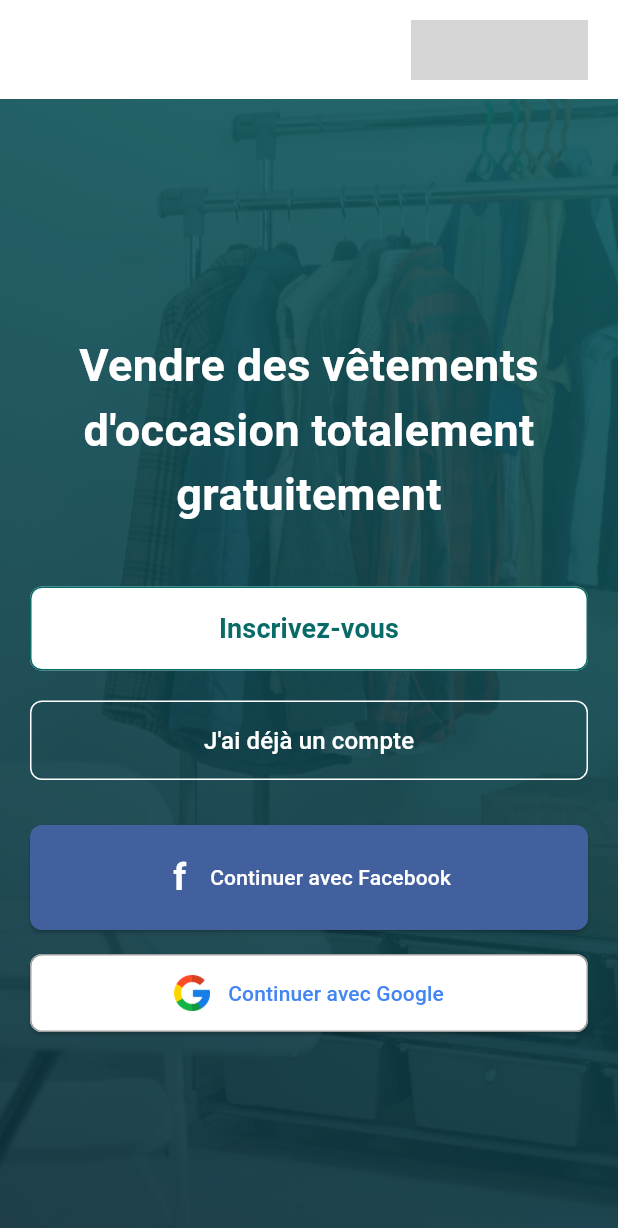
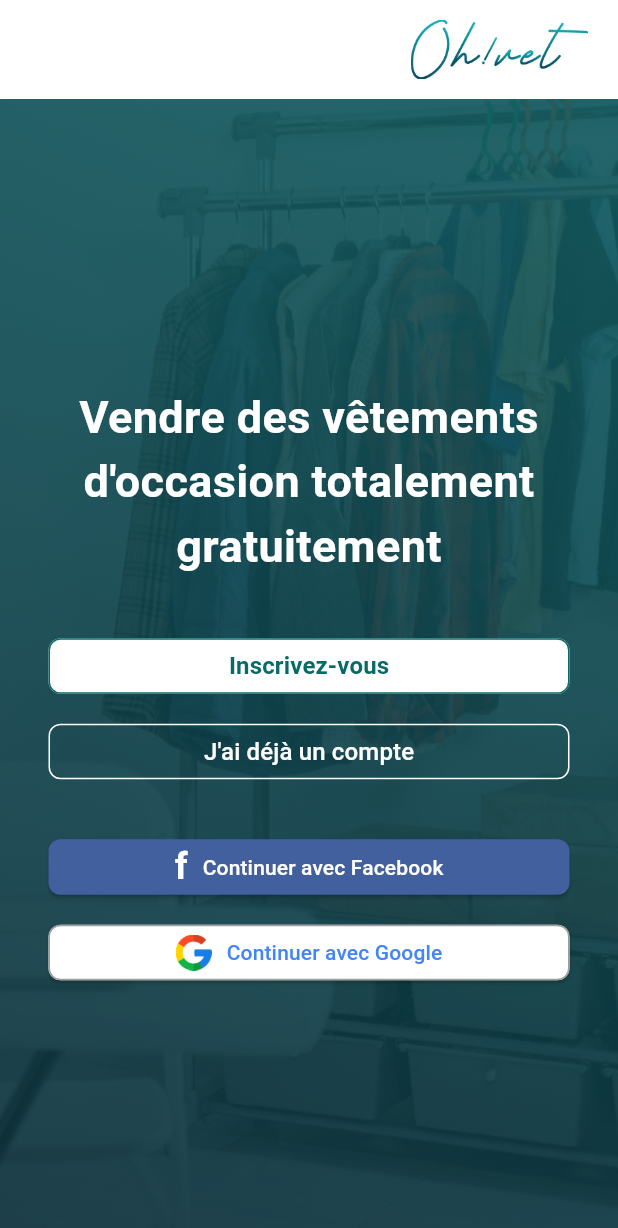
Before and after one commit to hibaettibary/oh_vet, a Flutter app: the InscriptionPage screen opened directly, on a phone screen of 412 x 824 dp. Shown: the top 1228 px of the screen. Run offline on Flutter 3.47's test engine with Material 3 defaults, Android fonts, the phone set to English and light mode, and no system bars; Roboto replaces fonts that are missing (Circular Std); grey boxes are pictures that could not be loaded.

Commit message:
Mise à jour de l'inscription, login et suppression des anciens fichiers

```diff
--- a/frontend/lib/Inscription.dart
+++ b/frontend/lib/Inscription.dart
@@ -1,5 +1,6 @@
 import 'package:flutter/material.dart';
-import 'Conditions.dart';
+import 'signup_page.dart';
+import 'login_page.dart';
 
 class InscriptionPage extends StatelessWidget {
   const InscriptionPage({super.key});
@@ -32,7 +33,7 @@ class InscriptionPage extends StatelessWidget {
                     Align(
                       alignment: Alignment.centerRight,
                       child: Image.asset(
-                        'assets/Title.png',
+                        'assets/logo.png',
                         width: 118.17,
                         height: 40,
                       ),
@@ -48,12 +49,14 @@ class InscriptionPage extends StatelessWidget {
                   padding: const EdgeInsets.all(20.0),
                   child: Column(
                     mainAxisAlignment: MainAxisAlignment.center,
-                    crossAxisAlignment: CrossAxisAlignment.stretch,
+                    crossAxisAlignment: CrossAxisAlignment.center,
                     children: [
                       const SizedBox(height: 20),
 
                       // Sous-titre
-                      const Text(
+                      const Padding(
+                        padding: EdgeInsets.symmetric(horizontal: 10),
+                        child: Text(
                           'Vendre des vêtements d\'occasion totalement gratuitement',
                           style: TextStyle(
                             color: Colors.white,
@@ -62,49 +65,55 @@ class InscriptionPage extends StatelessWidget {
                           ),
                           textAlign: TextAlign.center,
                         ),
+                      ),
                       const SizedBox(height: 40),
 
                       // Bouton d'inscription
-                      ElevatedButton(
+                      SizedBox(
+                        width: 347.32,
+                        height: 37.02,
+                        child: ElevatedButton(
                           onPressed: () {
                             Navigator.push(
                               context,
-                            MaterialPageRoute(builder: (context) => const ConditionsPage()),
+                              MaterialPageRoute(builder: (context) => const SignUpPage()),
                             );
                           },
                           style: ElevatedButton.styleFrom(
                             backgroundColor: Colors.white,
                             foregroundColor: const Color(0xFF096B68),
-                          padding: const EdgeInsets.symmetric(vertical: 15),
                             shape: RoundedRectangleBorder(
                               borderRadius: BorderRadius.circular(8),
-                            side: const BorderSide(
-                              color: Color(0xFF096B68),
-                              width: 1,
-                            ),
+                              side: const BorderSide(color: Color(0xFF096B68), width: 1),
                             ),
                             elevation: 0,
                           ),
                           child: const Text(
                             'Inscrivez-vous',
                             style: TextStyle(
-                            fontSize: 18,
+                              fontSize: 16,
                               fontWeight: FontWeight.bold,
+                            ),
                           ),
                         ),
                       ),
                       const SizedBox(height: 20),
 
                       // Bouton de connexion existante
-                      OutlinedButton(
+                      SizedBox(
+                        width: 347.32,
+                        height: 37.02,
+                        child: OutlinedButton(
                           onPressed: () {
-                          // TODO: Ajouter navigation vers la page de connexion
+                            Navigator.push(
+                              context,
+                              MaterialPageRoute(builder: (context) => const LoginPage()),
+                            );
                           },
                           style: OutlinedButton.styleFrom(
                             backgroundColor: Colors.transparent,
                             foregroundColor: Colors.white,
                             side: const BorderSide(color: Colors.white),
-                          padding: const EdgeInsets.symmetric(vertical: 15),
                             shape: RoundedRectangleBorder(
                               borderRadius: BorderRadius.circular(8),
                             ),
@@ -114,24 +123,27 @@ class InscriptionPage extends StatelessWidget {
                             style: TextStyle(fontSize: 16),
                           ),
                         ),
-                      const SizedBox(height: 30),
+                      ),
+                      const SizedBox(height: 40),
 
                       // Bouton Facebook
-                      ElevatedButton(
-                        onPressed: () {},
+                      SizedBox(
+                        width: 347.32,
+                        height: 37.02,
+                        child: ElevatedButton(
+                          onPressed: () {
+                            // Action Facebook à ajouter ici
+                          },
                           style: ElevatedButton.styleFrom(
                             backgroundColor: const Color(0xFF425F9E),
-                          padding: const EdgeInsets.symmetric(vertical: 14),
                             shape: RoundedRectangleBorder(
                               borderRadius: BorderRadius.circular(8),
                             ),
                           ),
                           child: Row(
                             mainAxisAlignment: MainAxisAlignment.center,
-                          children: [
-                            Container(
-                              padding: const EdgeInsets.all(4),
-                              child: const Text(
+                            children: const [
+                              Text(
                                 'f',
                                 style: TextStyle(
                                   color: Colors.white,
@@ -139,27 +151,32 @@ class InscriptionPage extends StatelessWidget {
                                   fontWeight: FontWeight.bold,
                                 ),
                               ),
-                            ),
-                            const SizedBox(width: 12),
-                            const Text(
+                              SizedBox(width: 10),
+                              Text(
                                 'Continuer avec Facebook',
                                 style: TextStyle(color: Colors.white),
                               ),
                             ],
                           ),
                         ),
-                      const SizedBox(height: 16),
+                      ),
+                      const SizedBox(height: 20),
 
                       // Bouton Google
-                      ElevatedButton(
-                        onPressed: () {},
+                      SizedBox(
+                        width: 347.32,
+                        height: 37.02,
+                        child: ElevatedButton(
+                          onPressed: () {
+                            // Action Google à ajouter ici
+                          },
                           style: ElevatedButton.styleFrom(
                             backgroundColor: Colors.white,
-                          padding: const EdgeInsets.symmetric(vertical: 14),
                             shape: RoundedRectangleBorder(
                               borderRadius: BorderRadius.circular(8),
                               side: const BorderSide(color: Colors.grey),
                             ),
+                            padding: EdgeInsets.zero,
                           ),
                           child: Row(
                             mainAxisAlignment: MainAxisAlignment.center,
@@ -169,7 +186,7 @@ class InscriptionPage extends StatelessWidget {
                                 width: 24,
                                 height: 24,
                               ),
-                            const SizedBox(width: 12),
+                              const SizedBox(width: 10),
                               const Text(
                                 'Continuer avec Google',
                                 style: TextStyle(
@@ -178,6 +195,7 @@ class InscriptionPage extends StatelessWidget {
                                 ),
                               ),
                             ],
+                          ),
                         ),
                       ),
                     ],
--- a/frontend/lib/Test.dart
+++ /dev/null
@@ -1,22 +0,0 @@
-import 'package:flutter/material.dart';
-import 'Inscription.dart';
-import'Conditions.dart';
-
-void main() {
-  runApp(const MyApp());
-}
-
-class MyApp extends StatelessWidget {
-  const MyApp({super.key});
-
-  @override
-  Widget build(BuildContext context) {
-    return MaterialApp(
-      debugShowCheckedModeBanner: false,
-      home: InscriptionPage(), // Une seule page d'accueil
-      routes: {
-        '/conditions': (context) => ConditionsPage(), // Définition de la route
-      },
-    );
-  }
-}
```
Also changed, not shown: frontend/lib/Conditions.dart (+90 -81 lines), frontend/lib/login_page.dart (+9 -2 lines), frontend/lib/main.dart (+10 -4 lines), frontend/lib/signup_page.dart (+9 -2 lines). Lines whose indentation alone changed are shown as unchanged.
